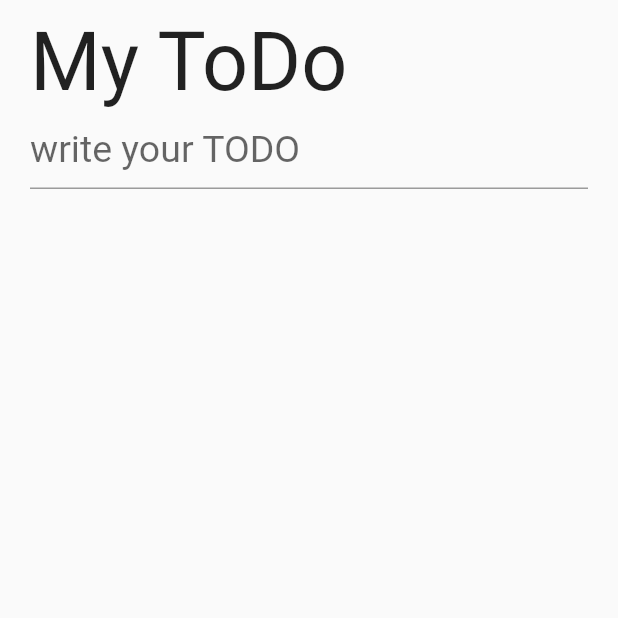
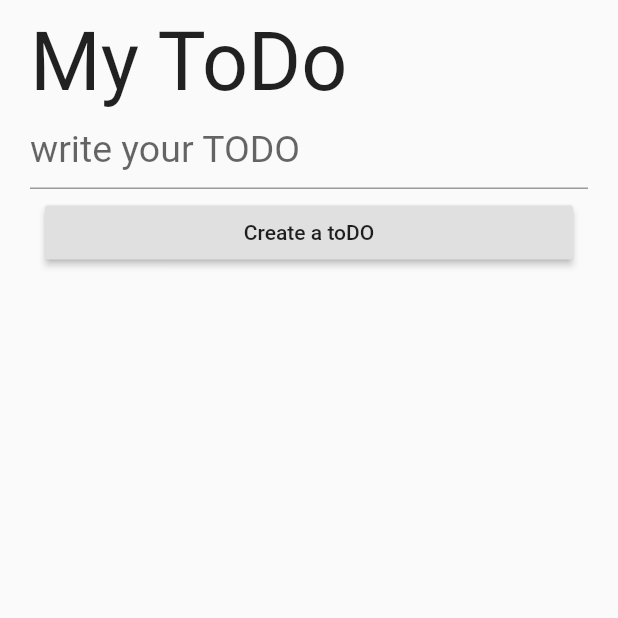
Before and after one commit to 5cientist/todo_flutter, a Flutter app: the screen it shows after launch, on a phone screen of 412 x 824 dp, the top half of it. Run offline on Flutter 3.47's test engine with Material 2 defaults, Android fonts, the phone set to English and light mode, and no system bars.

Commit message:
added button

```diff
--- a/lib/main.dart
+++ b/lib/main.dart
@@ -56,6 +56,17 @@ class _HomePageState extends State<HomePage> {
                   )),
             ),
           ),
+          Container(
+            padding: EdgeInsets.only(
+              left: 30,
+              right: 30,
+              top: 5,
+            ),
+            child: RaisedButton(
+              onPressed: () {},
+              child: Text("Create a toDO"),
+            ),
+          ),
         ],
       ),
     );
```
